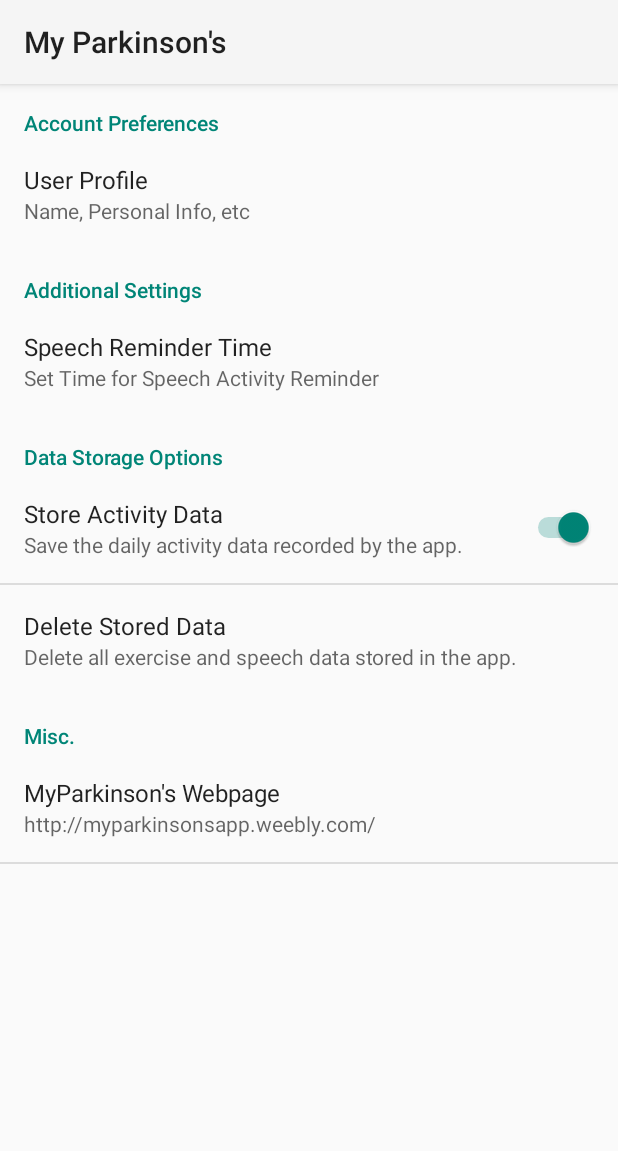
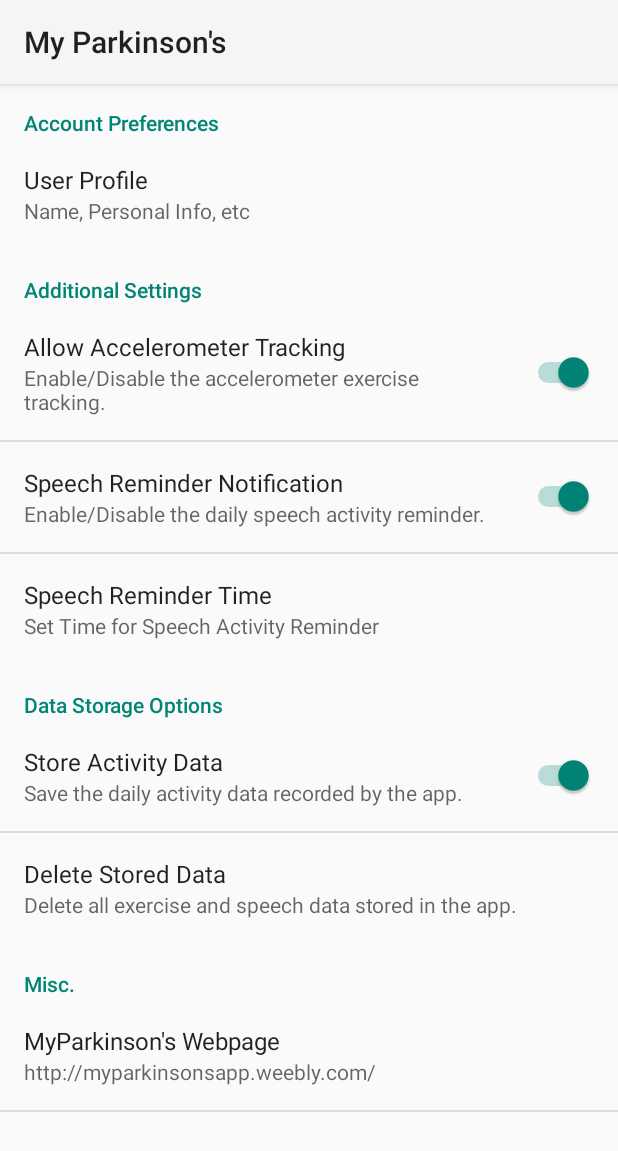
Before and after one commit to MJAlperin23/CS-65-App, an Android app: the SettingsActivity screen opened directly, with no data from a screen before it, on a phone screen of 412 x 824 dp. Shown: the top 1151 px of the screen. Run offline under Robolectric (Android 15) with nearby library versions, the phone set to English and light mode, and no system bars.

Commit message:
Settings updates

```diff
--- a/MyParkinsons/app/src/main/AndroidManifest.xml
+++ b/MyParkinsons/app/src/main/AndroidManifest.xml
@@ -27,6 +27,7 @@
 
         <activity
             android:name=".SpeechActivity"
+            android:launchMode="singleTask"
             android:label="@string/app_name" />
 
         <activity
--- a/MyParkinsons/app/src/main/java/edu/dartmouth/cs/myparkinsons/MainActivity.java
+++ b/MyParkinsons/app/src/main/java/edu/dartmouth/cs/myparkinsons/MainActivity.java
@@ -98,7 +98,6 @@ public class MainActivity extends FragmentActivity implements ServiceConnection
                 "Hey Mickey",
                 "You so fine, you so fine you blow my mind");
 
-        System.out.println("Why");
         startService(new Intent(MainActivity.this, TrackingService.class));
         doBindService();
 
@@ -175,9 +174,6 @@ public class MainActivity extends FragmentActivity implements ServiceConnection
             circleProgressBar = (CircleProgressBar) rootView.findViewById(R.id.custom_progressBar);
             circleProgressBar.setColor(0xFF29A629);
             circleProgressBar.setStrokeWidth(25);
-
-            //circleProgressBar.setProgressWithAnimation(50);
-           // setCircleProgress(50);
 
             return rootView;
         }
--- a/MyParkinsons/app/src/main/res/values/strings.xml
+++ b/MyParkinsons/app/src/main/res/values/strings.xml
@@ -65,5 +65,9 @@
     <string name="delete_data_title">Delete Stored Data</string>
     <string name="delete_data_summary">Delete all exercise and speech data stored in the app.</string>
     <string name="hello_blank_fragment">Hello blank fragment</string>
+    <string name="allow_tracking_title">Allow Accelerometer Tracking</string>
+    <string name="allow_tracking_summery">Enable/Disable the accelerometer exercise tracking.</string>
+    <string name="speech_alert_title">Speech Reminder Notification</string>
+    <string name="speech_alert_summery">Enable/Disable the daily speech activity reminder.</string>
 
 </resources>
--- a/MyParkinsons/app/src/main/res/xml/settings_preferences.xml
+++ b/MyParkinsons/app/src/main/res/xml/settings_preferences.xml
@@ -14,6 +14,18 @@
     </PreferenceCategory>
 
     <PreferenceCategory android:title="@string/addsettings_title">
+
+        <SwitchPreference
+            android:key="allow_accel_tracking_toggle"
+            android:title="@string/allow_tracking_title"
+            android:summary="@string/allow_tracking_summery"
+            android:defaultValue="true"/>
+
+        <SwitchPreference
+            android:key="speech_alert_toggle_switch"
+            android:title="@string/speech_alert_title"
+            android:summary="@string/speech_alert_summery"
+            android:defaultValue="true"/>
 
         <Preference
             android:key="time_select_key"
```
Also changed, not shown: MyParkinsons/app/src/main/java/edu/dartmouth/cs/myparkinsons/SettingsActivity.java (+9 -8 lines), MyParkinsons/app/src/main/res/layout/activity_settings.xml (+0 -29 lines).
